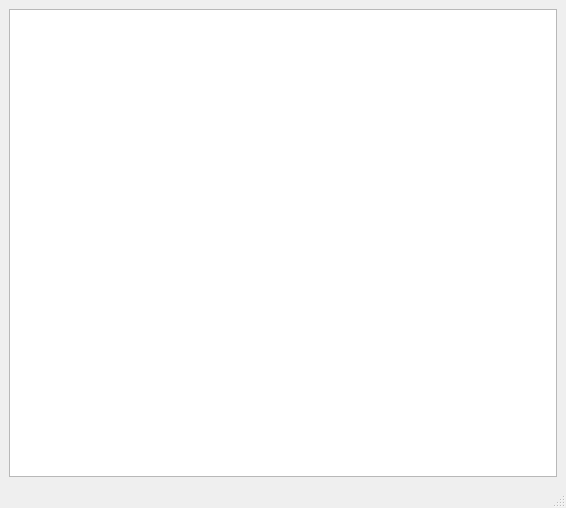
Yukonila/AVGRobot, file mainwindow.ui: the form before one commit.
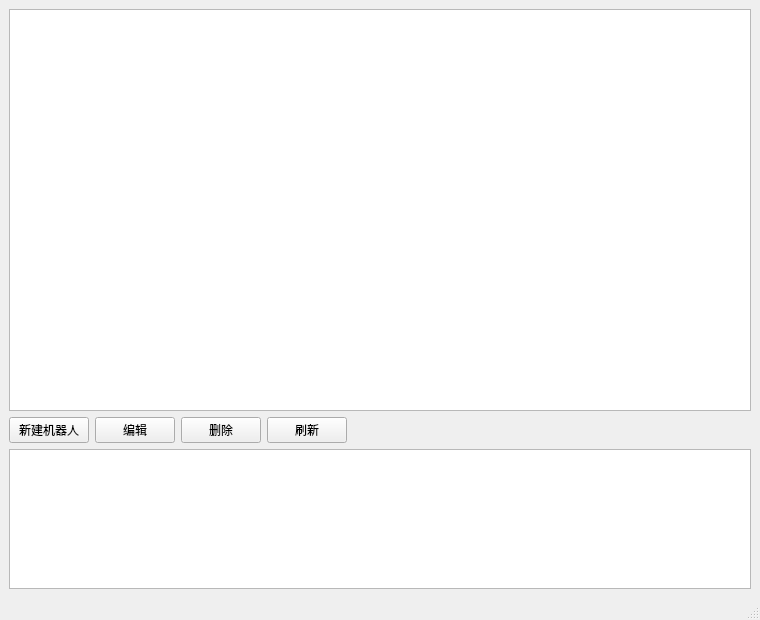
The form after the commit.

What changed in the file:
```diff
--- a/mainwindow.ui
+++ b/mainwindow.ui
@@ -6,17 +6,82 @@
    <rect>
     <x>0</x>
     <y>0</y>
-    <width>566</width>
-    <height>508</height>
+    <width>760</width>
+    <height>620</height>
    </rect>
   </property>
   <property name="windowTitle">
    <string>MainWindow</string>
   </property>
   <widget class="QWidget" name="centralwidget">
-   <layout class="QFormLayout" name="formLayout">
-    <item row="0" column="0" colspan="2">
-     <widget class="QTextBrowser" name="textBrowser"/>
+   <layout class="QVBoxLayout" name="verticalLayout">
+    <item>
+     <widget class="QTableWidget" name="tableRobot">
+      <property name="editTriggers">
+       <set>QAbstractItemView::NoEditTriggers</set>
+      </property>
+      <property name="alternatingRowColors">
+       <bool>true</bool>
+      </property>
+      <property name="selectionBehavior">
+       <enum>QAbstractItemView::SelectRows</enum>
+      </property>
+     </widget>
+    </item>
+    <item>
+     <layout class="QHBoxLayout" name="buttonLayout">
+      <item>
+       <widget class="QPushButton" name="btnAddRobot">
+        <property name="text">
+         <string>新建机器人</string>
+        </property>
+       </widget>
+      </item>
+      <item>
+       <widget class="QPushButton" name="btnEditRobot">
+        <property name="text">
+         <string>编辑</string>
+        </property>
+       </widget>
+      </item>
+      <item>
+       <widget class="QPushButton" name="btnDeleteRobot">
+        <property name="text">
+         <string>删除</string>
+        </property>
+       </widget>
+      </item>
+      <item>
+       <widget class="QPushButton" name="btnRefresh">
+        <property name="text">
+         <string>刷新</string>
+        </property>
+       </widget>
+      </item>
+      <item>
+       <spacer name="spacer">
+        <property name="orientation">
+         <enum>Qt::Horizontal</enum>
+        </property>
+        <property name="sizeHint" stdset="0">
+         <size>
+          <width>40</width>
+          <height>20</height>
+         </size>
+        </property>
+       </spacer>
+      </item>
+     </layout>
+    </item>
+    <item>
+     <widget class="QTextBrowser" name="textLog">
+      <property name="maximumSize">
+       <size>
+        <width>16777215</width>
+        <height>140</height>
+       </size>
+      </property>
+     </widget>
     </item>
    </layout>
   </widget>
```
Left out of the diff: 4 changed lines with no effect on the pictures.
